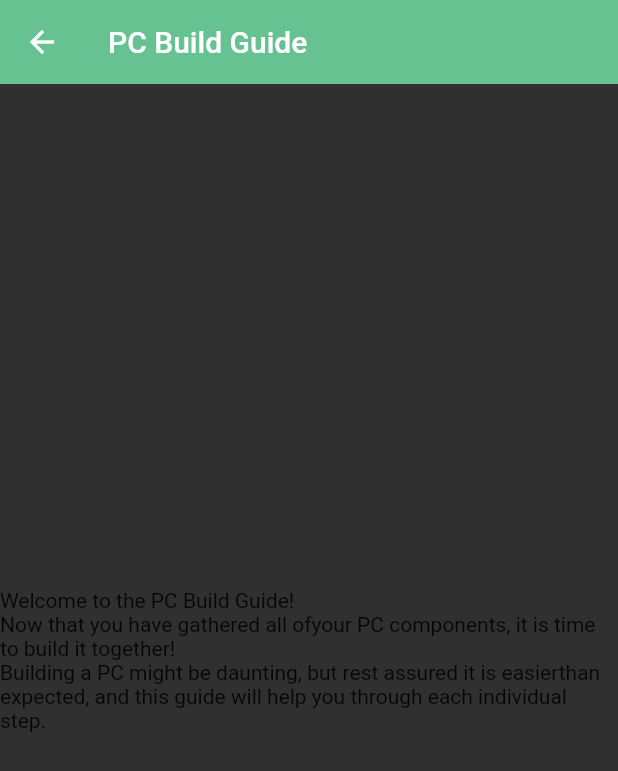
After one commit to gcisneros310/QuickPC, a Flutter app: the screen it shows once a user with an empty profile is signed in, after a tap on "Build Guide", on a phone screen of 412 x 824 dp. The commit adds this screen. Shown: the top 771 px of the screen. Run offline on Flutter 3.47's test engine with Material 2 defaults, Android fonts, the phone set to English and light mode, and no system bars; our stand-ins replace cloud_firestore, firebase_auth, flutter_spinkit, google_fonts; accounts and stored records are empty.

Commit message:
basic build guide added

```diff
--- /dev/null
+++ b/lib/pages/build_guide/build_guide.dart
@@ -0,0 +1,36 @@
+import 'package:flutter/material.dart';
+import 'package:quick_pc/services/auth.dart';
+
+class BuildGuide extends StatefulWidget {
+  @override
+  _BuildGuide createState() => _BuildGuide();
+}
+
+class _BuildGuide extends State<BuildGuide> {
+
+
+  final Color logoColor = Color(0xff66c290);
+  final Color greyout = Colors.grey;
+
+  @override
+  Widget build(BuildContext context) {
+
+    return Scaffold(
+        backgroundColor: Colors.grey[850],
+        appBar: AppBar(
+          backgroundColor: logoColor,
+          title: Text("PC Build Guide"),
+          elevation: 0.0,
+        ),
+      body: Center (
+        child: Text(
+          "Welcome to the PC Build Guide!\nNow that you have gathered all of"
+              "your PC components, it is time to build it together!\n"
+              "Building a PC might be daunting, but rest assured it is easier"
+              "than expected, and this guide will help you through each individual step."
+        )
+      ),
+
+    );
+  }
+}
--- a/lib/pages/home/home.dart
+++ b/lib/pages/home/home.dart
@@ -1,4 +1,5 @@
 import 'package:flutter/material.dart';
+import 'package:quick_pc/pages/build_guide/build_guide.dart';
 import 'package:quick_pc/services/auth.dart';
 
 class Home extends StatefulWidget {
@@ -86,14 +87,18 @@ class _HomeState extends State<Home> {
 
           //BUILD GUIDES
           ElevatedButton.icon(
-            onPressed: (){
-              //Navigator.pushNamed(context, '/pick_search');
+            onPressed: () {
+              Navigator.push(
+                context,
+                MaterialPageRoute(builder: (context) => BuildGuide()),
+              );
             },
             icon: Icon(Icons.file_copy_outlined),
-            label: Text('Build Guides'),
+            label: Text('Build Guide'),
             style: ElevatedButton.styleFrom(
-                primary: greyout
-            )
+                primary: logoColor
+            ),
+
           ),
 
           //Account
--- a/lib/pages/wrapper.dart
+++ b/lib/pages/wrapper.dart
@@ -3,6 +3,9 @@ import 'package:provider/provider.dart';
 import 'package:quick_pc/models/users.dart';
 import 'package:quick_pc/pages/authenticate/authenticate.dart';
 import 'package:quick_pc/pages/home/home.dart';
+
+import 'authenticate/authenticate.dart';
+import 'home/home.dart';
 
 class Wrapper extends StatelessWidget {
   @override
```
Also changed, not shown: lib/main.dart (+6 -4 lines), pubspec.lock, 1 other file.
